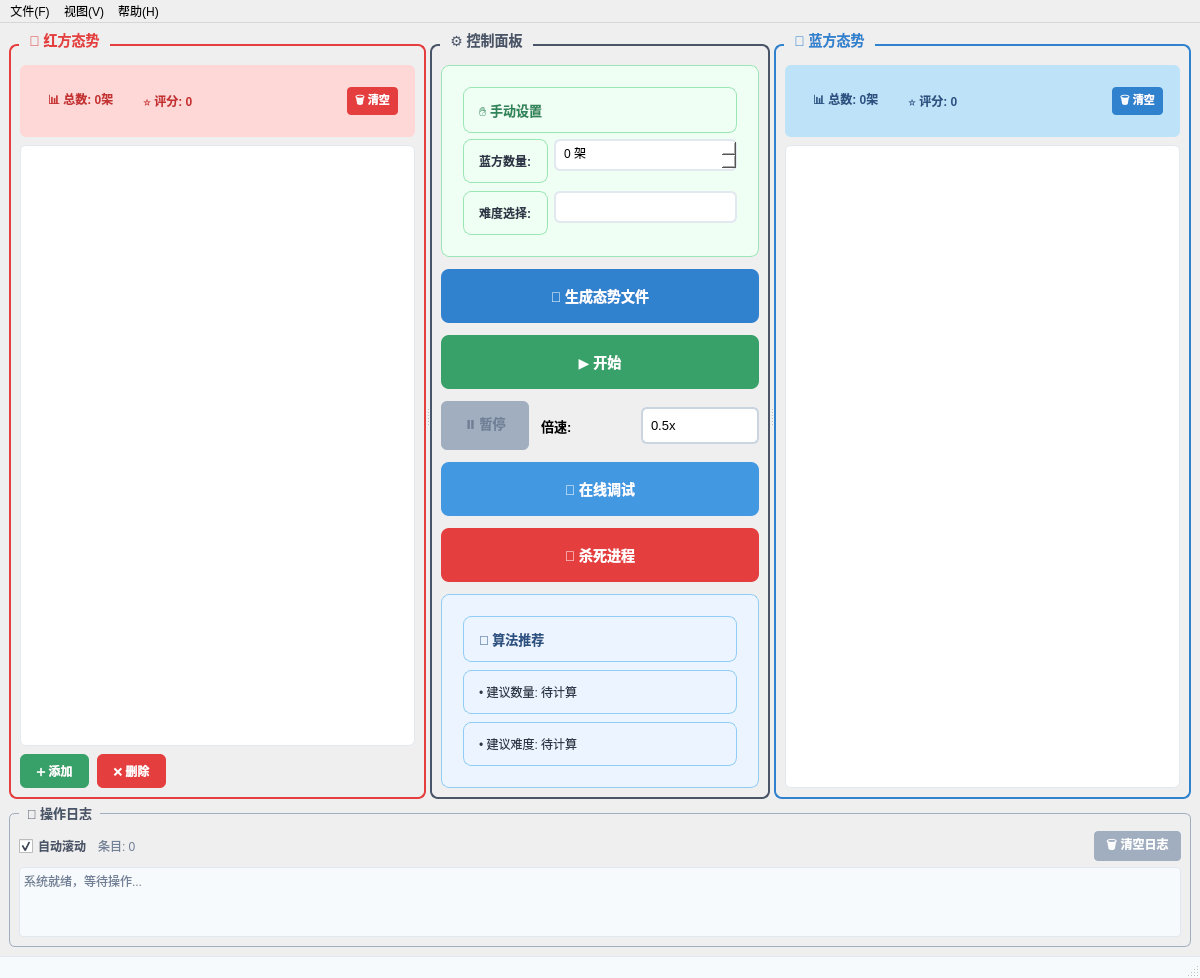
SergioTermann/dky, file mainwindow.ui: the form before one commit.
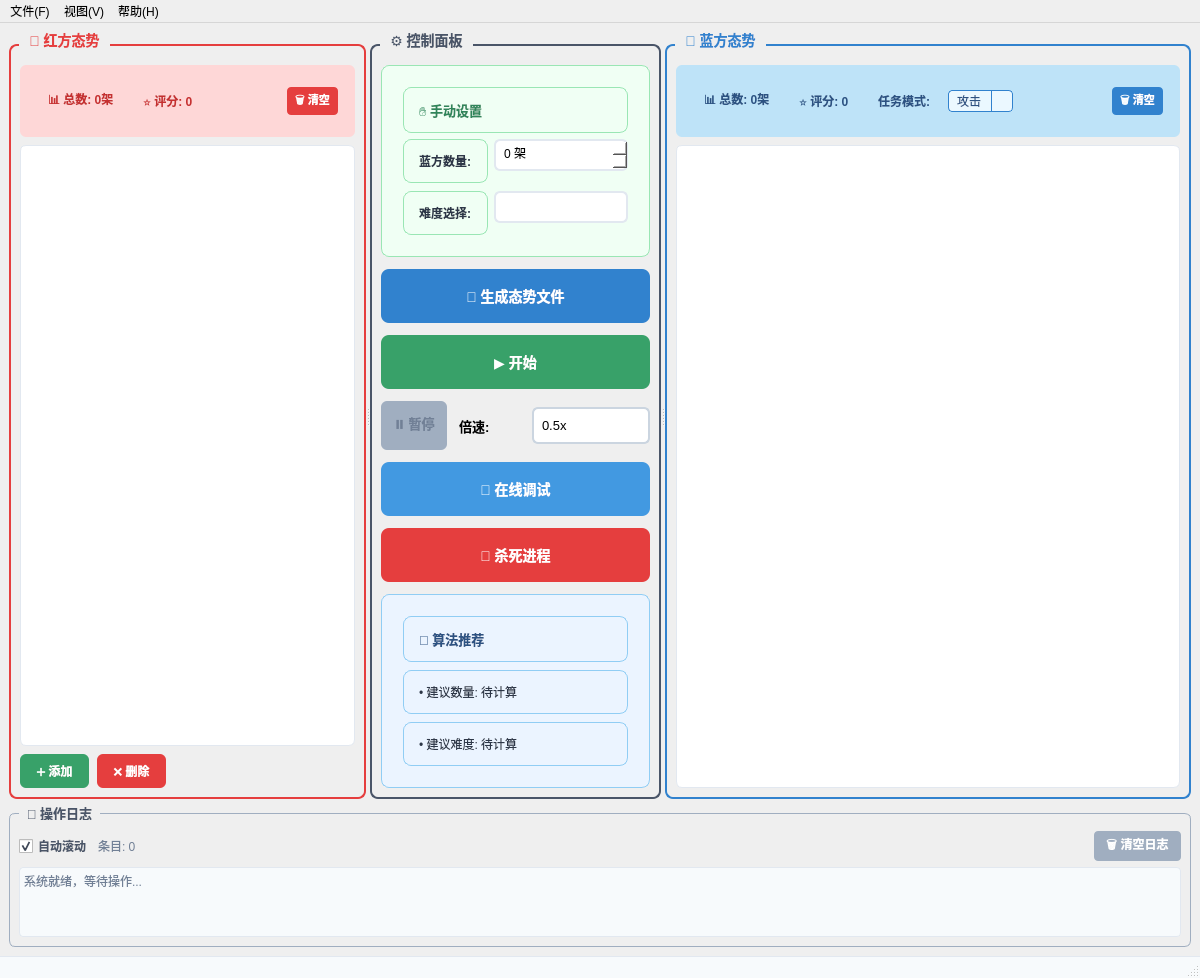
The form after the commit. Icons and pictures are not drawn.

```diff
--- a/mainwindow.ui
+++ b/mainwindow.ui
@@ -769,6 +769,55 @@
    </property>
   </widget>
  </item>
+ <item>
+  <widget class="QLabel" name="blueModeLabel">
+   <property name="text">
+    <string>任务模式:</string>
+   </property>
+   <property name="styleSheet">
+    <string>font-weight: bold; color: #2C5282;</string>
+   </property>
+  </widget>
+ </item>
+ <item>
+  <widget class="QComboBox" name="blueModeComboBox">
+   <property name="minimumWidth">
+    <number>100</number>
+   </property>
+   <property name="styleSheet">
+    <string>
+     QComboBox {
+      border: 1px solid #3182CE;
+      border-radius: 4px;
+      padding: 2px 8px;
+      background-color: #EBF8FF;
+      color: #2C5282;
+     }
+     QComboBox::drop-down {
+      subcontrol-origin: padding;
+      subcontrol-position: top right;
+      width: 20px;
+      border-left: 1px solid #3182CE;
+     }
+    </string>
+   </property>
+   <item>
+    <property name="text">
+     <string>攻击</string>
+    </property>
+   </item>
+   <item>
+    <property name="text">
+     <string>防御</string>
+    </property>
+   </item>
+   <item>
+    <property name="text">
+     <string>对抗</string>
+    </property>
+   </item>
+  </widget>
+ </item>
  <item>
   <spacer name="blueStatsSpacer">
    <property name="orientation">
```
